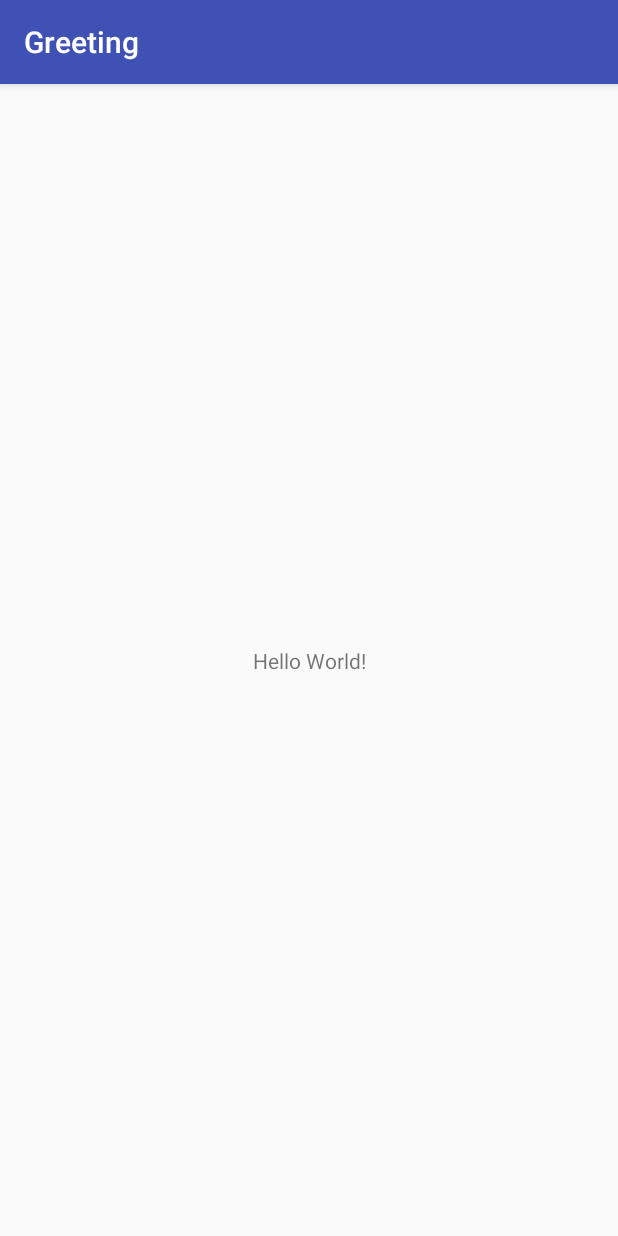
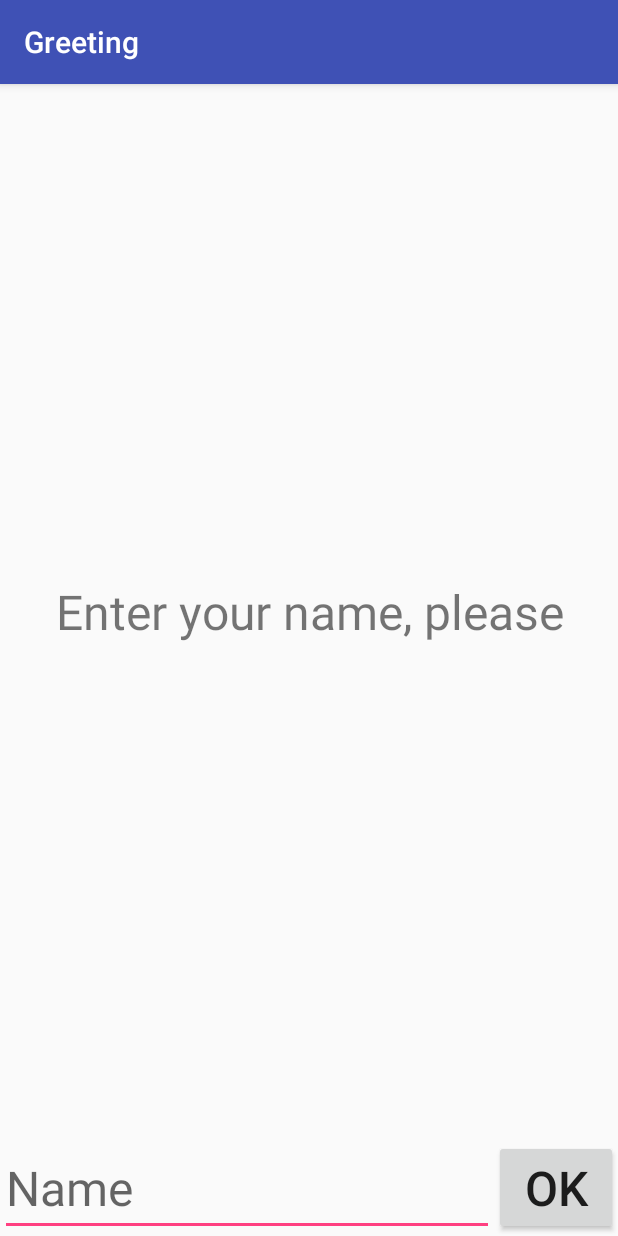
Before and after one commit to naname0505/sw_Greeting, an Android app: the screen it shows after launch (MainActivity), on a phone screen of 412 x 824 dp. Run offline under Robolectric (Android 15) with nearby library versions, the phone set to English and light mode, and no system bars.

Commit message:
add text box / add onClickListener

```diff
--- a/app/src/main/java/jp/ac/titech/itpro/sdl/greeting/MainActivity.java
+++ b/app/src/main/java/jp/ac/titech/itpro/sdl/greeting/MainActivity.java
@@ -2,12 +2,39 @@ package jp.ac.titech.itpro.sdl.greeting;
 
 import android.support.v7.app.AppCompatActivity;
 import android.os.Bundle;
+import android.widget.Button;
+import android.widget.EditText;
+import android.widget.TextView;
+import android.view.View;
 
-public class MainActivity extends AppCompatActivity {
+
+public class MainActivity extends AppCompatActivity
+        implements View.OnClickListener {
+
+    private TextView outputView;
+    private EditText inputName;
+    private Button okButton;
+
 
     @Override
     protected void onCreate(Bundle savedInstanceState) {
         super.onCreate(savedInstanceState);
         setContentView(R.layout.activity_main);
+        outputView = (TextView) findViewById(R.id.output_view);
+        inputName = (EditText) findViewById(R.id.input_name);
+        okButton = (Button) findViewById(R.id.ok_button);
+        okButton.setOnClickListener(this);
     }
+
+    @Override
+    public void onClick(View v) {
+        switch (v.getId()) {
+            case R.id.ok_button:
+            String name = inputName.getText().toString();
+                if (name != null && name.length() > 0)
+                outputView.setText("Hello, " + name + "\nNice to see yoU!");
+            break; }
+    }
+
+
 }
--- a/app/src/main/res/layout/activity_main.xml
+++ b/app/src/main/res/layout/activity_main.xml
@@ -1,18 +1,38 @@
 <?xml version="1.0" encoding="utf-8"?>
-<android.support.constraint.ConstraintLayout xmlns:android="http://schemas.android.com/apk/res/android"
-    xmlns:app="http://schemas.android.com/apk/res-auto"
-    xmlns:tools="http://schemas.android.com/tools"
+<LinearLayout xmlns:android="http://schemas.android.com/apk/res/android"
+    xmlns:app="http://schemas.android.com/apk/res-auto"  xmlns:tools="http://schemas.android.com/tools"
     android:layout_width="match_parent"
     android:layout_height="match_parent"
+    android:orientation="vertical"
     tools:context="jp.ac.titech.itpro.sdl.greeting.MainActivity">
 
     <TextView
-        android:layout_width="wrap_content"
+        android:id="@+id/output_view"
+        android:layout_width="match_parent"
+        android:layout_height="0dp"
+        android:layout_weight="1"
+        android:gravity="center"
+        android:text="Enter your name, please"
+        android:textSize="32sp" />
+    <LinearLayout  android:layout_width="match_parent"
         android:layout_height="wrap_content"
-        android:text="Hello World!"
-        app:layout_constraintBottom_toBottomOf="parent"
-        app:layout_constraintLeft_toLeftOf="parent"
-        app:layout_constraintRight_toRightOf="parent"
-        app:layout_constraintTop_toTopOf="parent" />
+        android:orientation="horizontal">
 
-</android.support.constraint.ConstraintLayout>
+
+        <EditText
+            android:id="@+id/input_name"
+            android:layout_width="0dp"
+            android:layout_height="wrap_content"
+            android:layout_weight="4"
+            android:hint="Name"
+            android:inputType="textPersonName"
+            android:textSize="32sp" />
+        <Button
+            android:id="@+id/ok_button"
+            android:layout_width="0dp"
+            android:layout_height="wrap_content"
+            android:layout_weight="1"
+            android:text="OK"
+            android:textSize="32sp" />
+    </LinearLayout>
+</LinearLayout>
```
